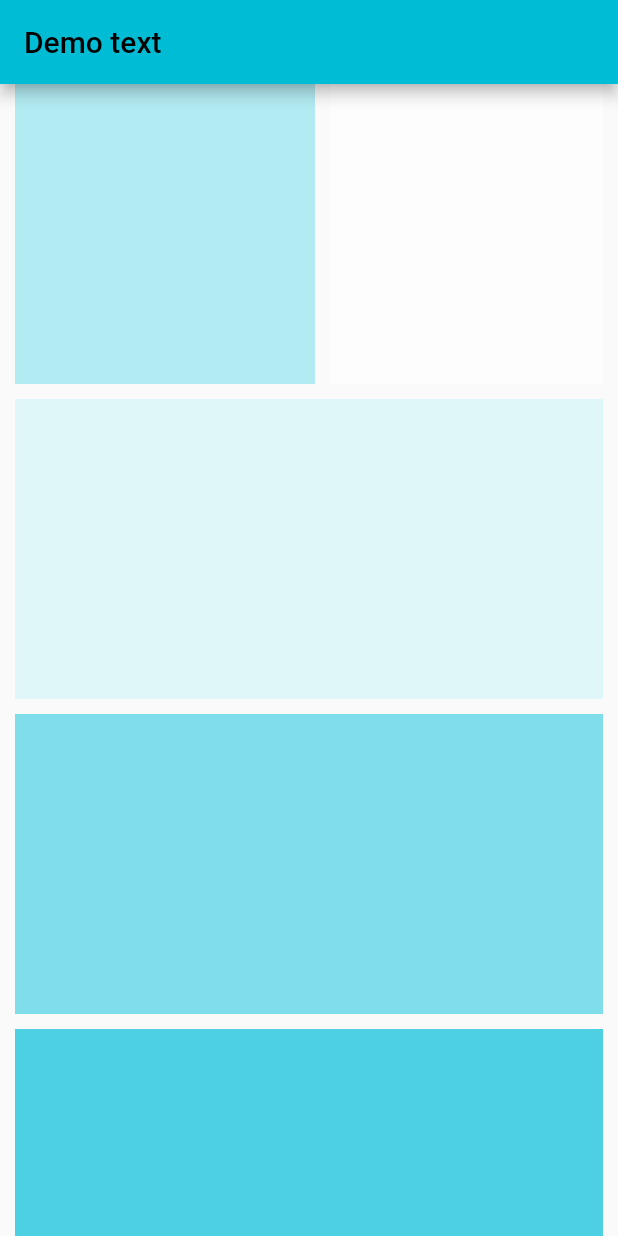
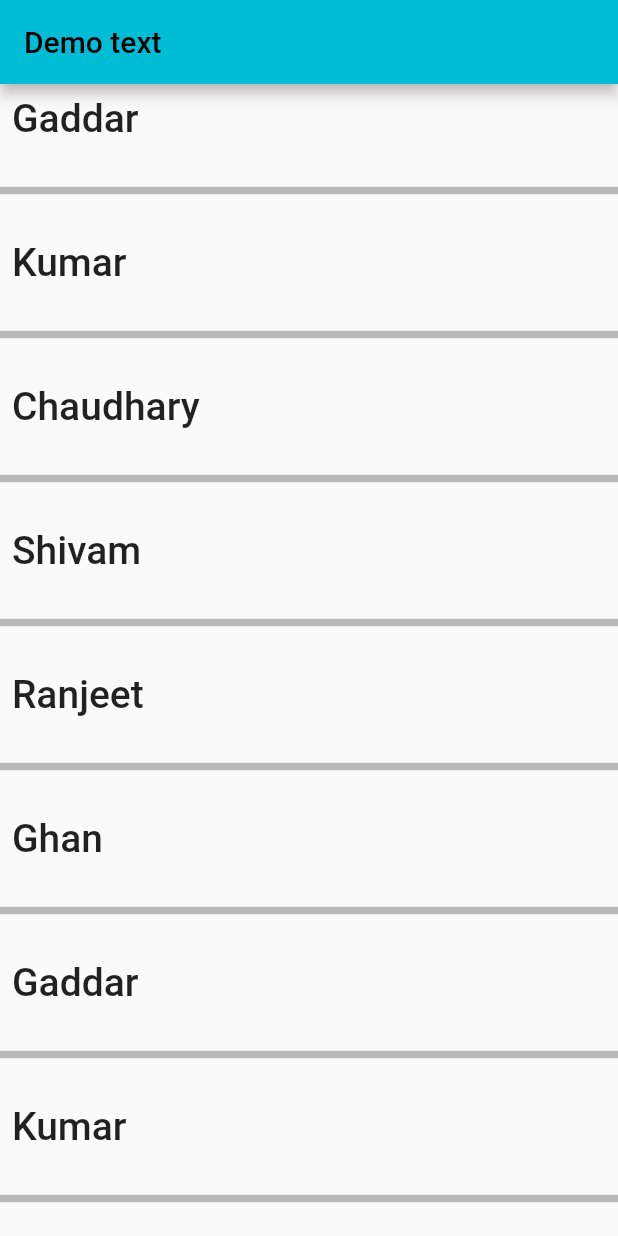
Before and after one commit to gaddarkumar7447/Dart-Demo, a Flutter app: the screen it shows after launch, on a phone screen of 412 x 824 dp. Run offline on Flutter 3.47's test engine with Material 2 defaults, Android fonts, the phone set to English and light mode, and no system bars.

Commit message:
listView Builder and seperated

```diff
--- a/lib/main.dart
+++ b/lib/main.dart
@@ -25,11 +25,92 @@ class HomeScreen extends StatelessWidget {
 
   @override
   Widget build(BuildContext context) {
+    var arrName = [
+      'Gaddar',
+      'Kumar',
+      'Chaudhary',
+      'Shivam',
+      'Ranjeet',
+      'Ghan',
+      'Gaddar',
+      'Kumar',
+      'Chaudhary',
+      'Shivam',
+      'Ranjeet',
+      'Ghan',
+      'Gaddar',
+      'Kumar',
+      'Chaudhary',
+      'Shivam',
+      'Ranjeet',
+      'Ghan'
+    ];
     return Scaffold(
-      appBar: AppBar(
-        title: const Text('Demo text'),
-      ),
-      body: SingleChildScrollView(
+        appBar: AppBar(
+          title: const Text('Demo text'),
+        ),
+        body: ListView.separated(
+          itemBuilder: (context, index) {
+            return Padding(
+              padding: const EdgeInsets.all(8.0),
+              child: Text(
+                arrName[index],
+                style:
+                    const TextStyle(fontWeight: FontWeight.w500, fontSize: 26),
+              ),
+            );
+          },
+          itemCount: arrName.length,
+          separatorBuilder: (BuildContext context, int index) {
+            return const Divider(height: 50, thickness: 5, color: Colors.black26,);
+          },
+        )
+        /*ListView(
+        scrollDirection: Axis.horizontal,
+        children: const [
+          Padding(
+            padding: EdgeInsets.all(8.0),
+            child: Text('One', style: TextStyle(fontSize: 25, color: Colors.lightBlue), ),
+          ),
+          Padding(
+            padding: EdgeInsets.all(8.0),
+            child: Text('Two', style: TextStyle(fontSize: 25, color: Colors.lightBlue), ),
+          ),
+          Padding(
+            padding: EdgeInsets.all(8.0),
+            child: Text('Three', style: TextStyle(fontSize: 25, color: Colors.lightBlue), ),
+          ),
+          Padding(
+            padding: EdgeInsets.all(8.0),
+            child: Text('Four', style: TextStyle(fontSize: 25, color: Colors.lightBlue), ),
+          ),
+          Padding(
+            padding: EdgeInsets.all(8.0),
+            child: Text('Five', style: TextStyle(fontSize: 25, color: Colors.lightBlue), ),
+          ),
+          Padding(
+            padding: EdgeInsets.all(8.0),
+            child: Text('Six', style: TextStyle(fontSize: 25, color: Colors.lightBlue), ),
+          ),
+          Padding(
+            padding: EdgeInsets.all(8.0),
+            child: Text('Seven', style: TextStyle(fontSize: 25, color: Colors.lightBlue), ),
+          ),
+          Padding(
+            padding: EdgeInsets.all(8.0),
+            child: Text('Eight', style: TextStyle(fontSize: 25, color: Colors.lightBlue), ),
+          ),
+          Padding(
+            padding: EdgeInsets.all(8.0),
+            child: Text('Nine', style: TextStyle(fontSize: 25, color: Colors.lightBlue), ),
+          ),
+          Padding(
+            padding: EdgeInsets.all(8.0),
+            child: Text('Ten', style: TextStyle(fontSize: 25, color: Colors.lightBlue), ),
+          ),
+        ],
+      )*/
+        /*SingleChildScrollView(
         child: Padding(
           padding: const EdgeInsets.only(left: 10, right: 10, bottom: 10),
           child: Column(
@@ -124,8 +205,8 @@ class HomeScreen extends StatelessWidget {
               ]
           ),
         ),
-      )
-    );
+      )*/
+        );
   }
 }
 /*class MyApp extends StatelessWidget {
@@ -178,7 +259,7 @@ class _MyHomePageState extends State<MyHomePage> {
           ),
         ),
     );*/
-        /*
+/*
        Container(
           height: 200,
           child: Column(
```
